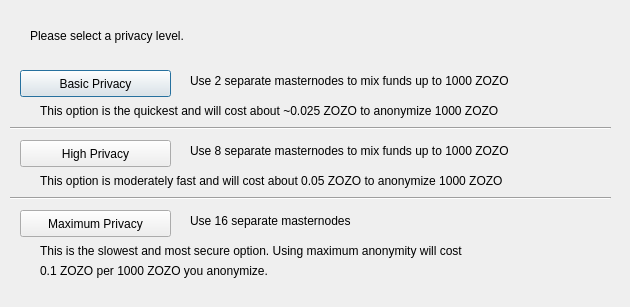
First picture: the form in src/qt/forms/darksendconfig.ui, repository ZoZoCoin/ZoZo-blockchain, before the edit.
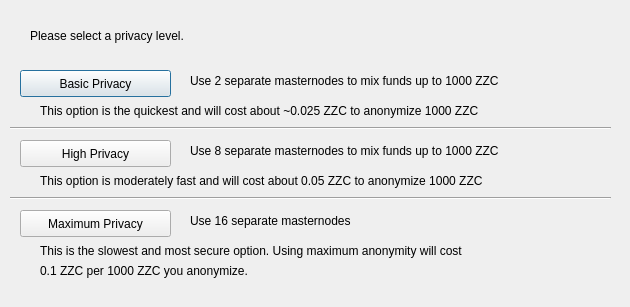
Second picture: the form after the edit.

Commit message: ZOZO to ZZC

Diff of the .ui file:
```diff
--- a/src/qt/forms/darksendconfig.ui
+++ b/src/qt/forms/darksendconfig.ui
@@ -75,7 +75,7 @@
     </rect>
    </property>
    <property name="text">
-    <string>Use 2 separate masternodes to mix funds up to 1000 ZOZO</string>
+    <string>Use 2 separate masternodes to mix funds up to 1000 ZZC</string>
    </property>
   </widget>
   <widget class="QLabel" name="label_3">
@@ -88,7 +88,7 @@
     </rect>
    </property>
    <property name="text">
-    <string>Use 8 separate masternodes to mix funds up to 1000 ZOZO</string>
+    <string>Use 8 separate masternodes to mix funds up to 1000 ZZC</string>
    </property>
   </widget>
   <widget class="QLabel" name="label_4">
@@ -114,7 +114,7 @@
     </rect>
    </property>
    <property name="text">
-    <string>This option is the quickest and will cost about ~0.025 ZOZO to anonymize 1000 ZOZO</string>
+    <string>This option is the quickest and will cost about ~0.025 ZZC to anonymize 1000 ZZC</string>
    </property>
   </widget>
   <widget class="QLabel" name="label_7">
@@ -127,7 +127,7 @@
     </rect>
    </property>
    <property name="text">
-    <string>This option is moderately fast and will cost about 0.05 ZOZO to anonymize 1000 ZOZO</string>
+    <string>This option is moderately fast and will cost about 0.05 ZZC to anonymize 1000 ZZC</string>
    </property>
   </widget>
   <widget class="QLabel" name="label_8">
@@ -153,7 +153,7 @@
     </rect>
    </property>
    <property name="text">
-    <string>0.1 ZOZO per 1000 ZOZO you anonymize.</string>
+    <string>0.1 ZZC per 1000 ZZC you anonymize.</string>
    </property>
   </widget>
   <widget class="Line" name="line">
```
The commit also changes 77 other files.
